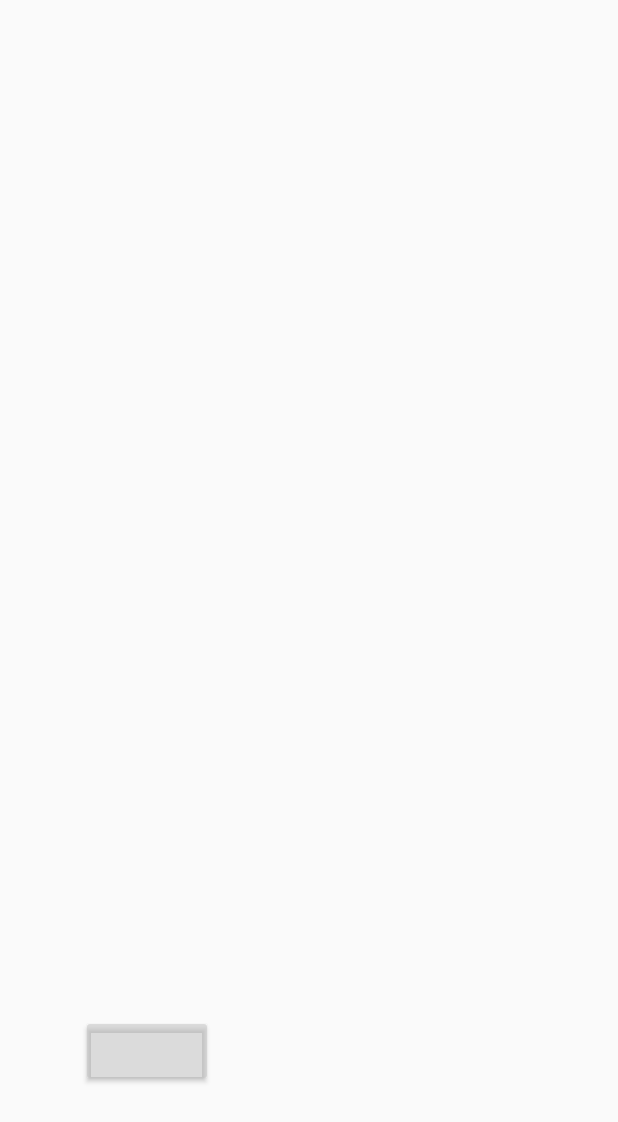
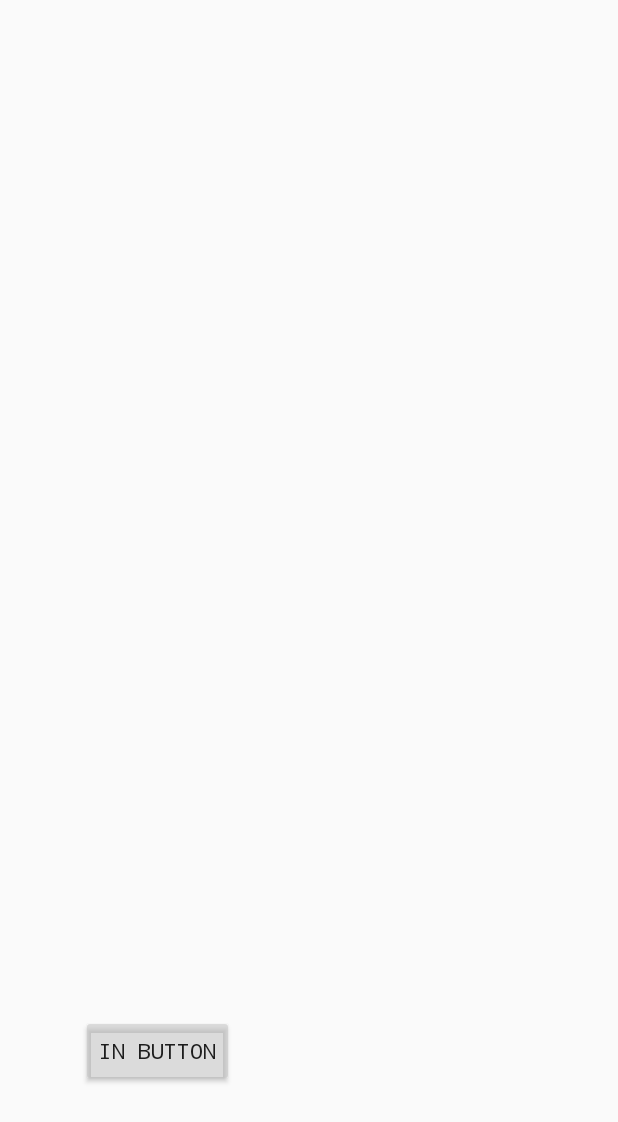
Before and after one commit to Jennandon/QueueAndEh, an Android app: the layout fragment_fragment_button.xml on its own in the app's theme, with its tools: preview values and no code run, on a phone screen of 412 x 824 dp. Shown: the top 1122 px of the screen. Run offline under Robolectric (Android 15) with nearby library versions, the phone set to English and light mode, and no system bars.

Commit message:
trying out fragments WTF

```diff
--- a/app/src/main/res/layout/fragment_fragment_button.xml
+++ b/app/src/main/res/layout/fragment_fragment_button.xml
@@ -12,11 +12,12 @@
         android:layout_marginLeft="54dp"
         android:layout_marginStart="54dp"
         android:layout_marginBottom="99dp"
-        android:id="@+id/button3"
+        android:id="@+id/button"
         style="@android:style/Widget.DeviceDefault.Light.Button"
         android:fontFamily="monospace"
         android:backgroundTint="@color/dim_foreground_disabled_material_dark"
         android:layout_alignParentBottom="true"
         android:layout_alignParentLeft="true"
-        android:layout_alignParentStart="true" />
+        android:layout_alignParentStart="true"
+        android:text="in button" />
 </RelativeLayout>
```
Also changed, not shown: app/src/main/res/layout/activity_item_detail.xml (+15 -0 lines).
